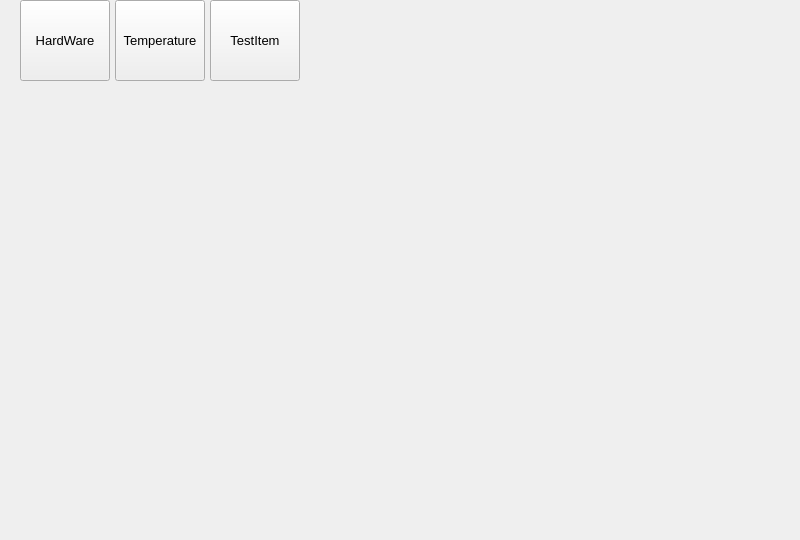
The window that BLHardwareScaner/BLHardwareScaner/Ui/Main.ui (BurnellLiu/LiuProject) describes before a commit, drawn with Qt 5.
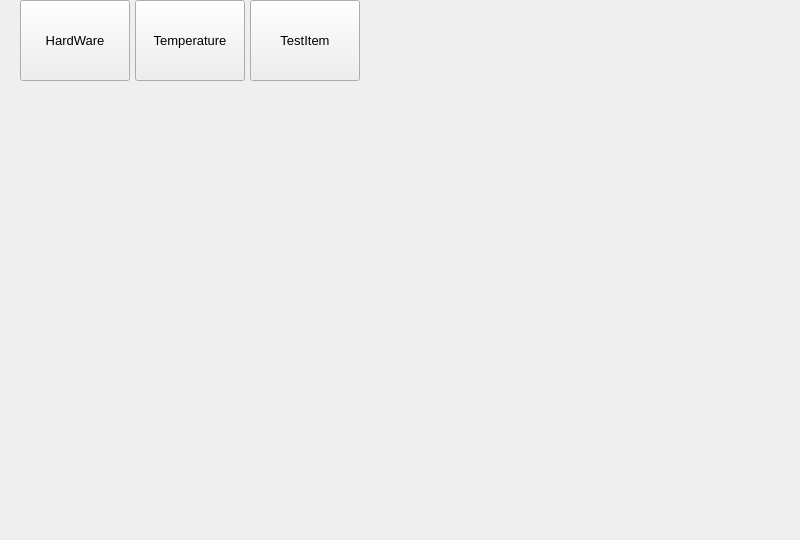
The same window after the commit.

Diff of the .ui file:
```diff
--- a/BLHardwareScaner/BLHardwareScaner/Ui/Main.ui
+++ b/BLHardwareScaner/BLHardwareScaner/Ui/Main.ui
@@ -36,7 +36,7 @@
        <number>0</number>
       </property>
       <item>
-       <layout class="QHBoxLayout" name="horizontalLayout">
+       <layout class="QHBoxLayout" name="horizontalLayout" stretch="1,1,1,4">
         <property name="spacing">
          <number>5</number>
         </property>
@@ -46,17 +46,11 @@
         <item>
          <widget class="QToolButton" name="toolButtonHardware">
           <property name="sizePolicy">
-           <sizepolicy hsizetype="Fixed" vsizetype="Expanding">
+           <sizepolicy hsizetype="MinimumExpanding" vsizetype="Expanding">
             <horstretch>0</horstretch>
             <verstretch>0</verstretch>
            </sizepolicy>
           </property>
-          <property name="minimumSize">
-           <size>
-            <width>90</width>
-            <height>70</height>
-           </size>
-          </property>
           <property name="font">
            <font>
             <family>Microsoft YaHei UI</family>
@@ -80,17 +74,11 @@
         <item>
          <widget class="QToolButton" name="toolButtonTempManagement">
           <property name="sizePolicy">
-           <sizepolicy hsizetype="Fixed" vsizetype="Expanding">
+           <sizepolicy hsizetype="MinimumExpanding" vsizetype="Expanding">
             <horstretch>0</horstretch>
             <verstretch>0</verstretch>
            </sizepolicy>
           </property>
-          <property name="minimumSize">
-           <size>
-            <width>90</width>
-            <height>70</height>
-           </size>
-          </property>
           <property name="font">
            <font>
             <family>Microsoft YaHei UI</family>
@@ -108,17 +96,11 @@
         <item>
          <widget class="QToolButton" name="toolButtonTestItem">
           <property name="sizePolicy">
-           <sizepolicy hsizetype="Fixed" vsizetype="Expanding">
+           <sizepolicy hsizetype="MinimumExpanding" vsizetype="Expanding">
             <horstretch>0</horstretch>
             <verstretch>0</verstretch>
            </sizepolicy>
           </property>
-          <property name="minimumSize">
-           <size>
-            <width>90</width>
-            <height>70</height>
-           </size>
-          </property>
           <property name="font">
            <font>
             <family>Microsoft YaHei UI</family>
```
